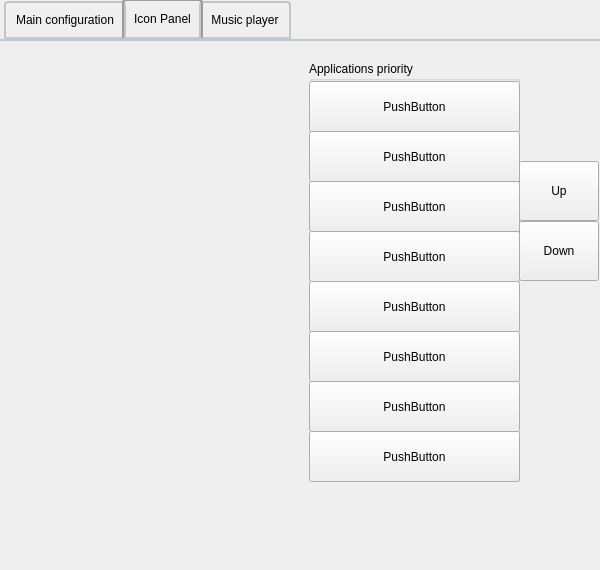
This is Vass_2/config.ui in fobannit-studio/Vass-2 as Qt 5 draws it before an edit. The edited form follows.
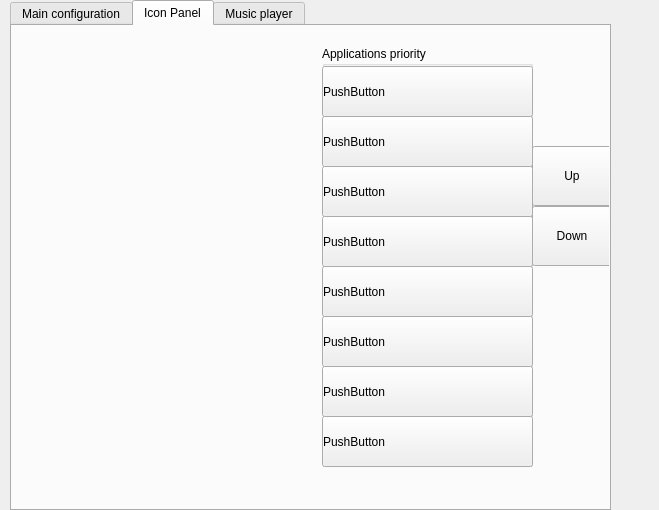
This is the edited form.

```diff
--- a/Vass_2/config.ui
+++ b/Vass_2/config.ui
@@ -6,8 +6,8 @@
    <rect>
     <x>0</x>
     <y>0</y>
-    <width>600</width>
-    <height>570</height>
+    <width>659</width>
+    <height>510</height>
    </rect>
   </property>
   <property name="windowTitle">
@@ -16,8 +16,8 @@
   <widget class="QWidget" name="verticalLayoutWidget">
    <property name="geometry">
     <rect>
-     <x>-1</x>
-     <y>-1</y>
+     <x>10</x>
+     <y>0</y>
      <width>601</width>
      <height>511</height>
     </rect>
@@ -25,63 +25,8 @@
    <layout class="QVBoxLayout" name="mainLay">
     <item>
      <widget class="QTabWidget" name="tabWidget">
-      <property name="styleSheet">
-       <string notr="true">QTabWidget::pane { /* The tab widget frame */
-    border-top: 2px solid #C2C7CB;
-}
-
-QTabWidget::tab-bar {
-    left: 5px; /* move to the right by 5px */
-}
-
-/* Style the tab using the tab sub-control. Note that
-    it reads QTabBar _not_ QTabWidget */
-QTabBar::tab {
-    background: qlineargradient(x1: 0, y1: 0, x2: 0, y2: 1,
-                                stop: 0 #E1E1E1, stop: 0.4 #DDDDDD,
-                                stop: 0.5 #D8D8D8, stop: 1.0 #D3D3D3);
-    border: 2px solid #C4C4C3;
-    border-bottom-color: #C2C7CB; /* same as the pane color */
-    border-top-left-radius: 4px;
-    border-top-right-radius: 4px;
-    min-width: 8ex;
-    padding: 10px;
-
-}
-
-QTabBar::tab:selected, QTabBar::tab:hover {
-    background: qlineargradient(x1: 0, y1: 0, x2: 0, y2: 1,
-                                stop: 0 #fafafa, stop: 0.4 #f4f4f4,
-                                stop: 0.5 #e7e7e7, stop: 1.0 #fafafa);
-}
-
-QTabBar::tab:selected {
-    border-color: #9B9B9B;
-    border-bottom-color: #C2C7CB; /* same as pane color */
-}
-
-QTabBar::tab:!selected {
-    margin-top: 2px; /* make non-selected tabs look smaller */
-}
-
-/* make use of negative margins for overlapping tabs */
-QTabBar::tab:selected {
-    /* expand/overlap to the left and right by 4px */
-    margin-left: -4px;
-    margin-right: -4px;
-}
-
-QTabBar::tab:first:selected {
-    margin-left: 0; /* the first selected tab has nothing to overlap with on the left */
-}
-
-QTabBar::tab:last:selected {
-    margin-right: 0; /* the last selected tab has nothing to overlap with on the right */
-}
-
-QTabBar::tab:only-one {
-    margin: 0; /* if there is only one tab, we don't want overlapping margins */
-}</string>
+      <property name="autoFillBackground">
+       <bool>true</bool>
       </property>
       <property name="currentIndex">
        <number>1</number>
@@ -142,6 +87,9 @@
            <height>51</height>
           </rect>
          </property>
+         <property name="styleSheet">
+          <string notr="true">QPushButton{text-align:left;}</string>
+         </property>
          <property name="text">
           <string>PushButton</string>
          </property>
@@ -155,6 +103,9 @@
            <height>51</height>
           </rect>
          </property>
+         <property name="styleSheet">
+          <string notr="true">QPushButton{text-align:left;}</string>
+         </property>
          <property name="text">
           <string>PushButton</string>
          </property>
@@ -168,6 +119,9 @@
            <height>51</height>
           </rect>
          </property>
+         <property name="styleSheet">
+          <string notr="true">QPushButton{text-align:left;}</string>
+         </property>
          <property name="text">
           <string>PushButton</string>
          </property>
@@ -181,6 +135,9 @@
            <height>51</height>
           </rect>
          </property>
+         <property name="styleSheet">
+          <string notr="true">QPushButton{text-align:left;}</string>
+         </property>
          <property name="text">
           <string>PushButton</string>
          </property>
@@ -194,6 +151,9 @@
            <height>51</height>
           </rect>
          </property>
+         <property name="styleSheet">
+          <string notr="true">QPushButton{text-align:left;}</string>
+         </property>
          <property name="text">
           <string>PushButton</string>
          </property>
@@ -207,6 +167,9 @@
            <height>51</height>
           </rect>
          </property>
+         <property name="styleSheet">
+          <string notr="true">QPushButton{text-align:left;}</string>
+         </property>
          <property name="text">
           <string>PushButton</string>
          </property>
@@ -220,6 +183,9 @@
            <height>51</height>
           </rect>
          </property>
+         <property name="styleSheet">
+          <string notr="true">QPushButton{text-align:left;}</string>
+         </property>
          <property name="text">
           <string>PushButton</string>
          </property>
@@ -233,6 +199,9 @@
            <height>51</height>
           </rect>
          </property>
+         <property name="styleSheet">
+          <string notr="true">QPushButton{text-align:left;}</string>
+         </property>
          <property name="text">
           <string>PushButton</string>
          </property>
```
